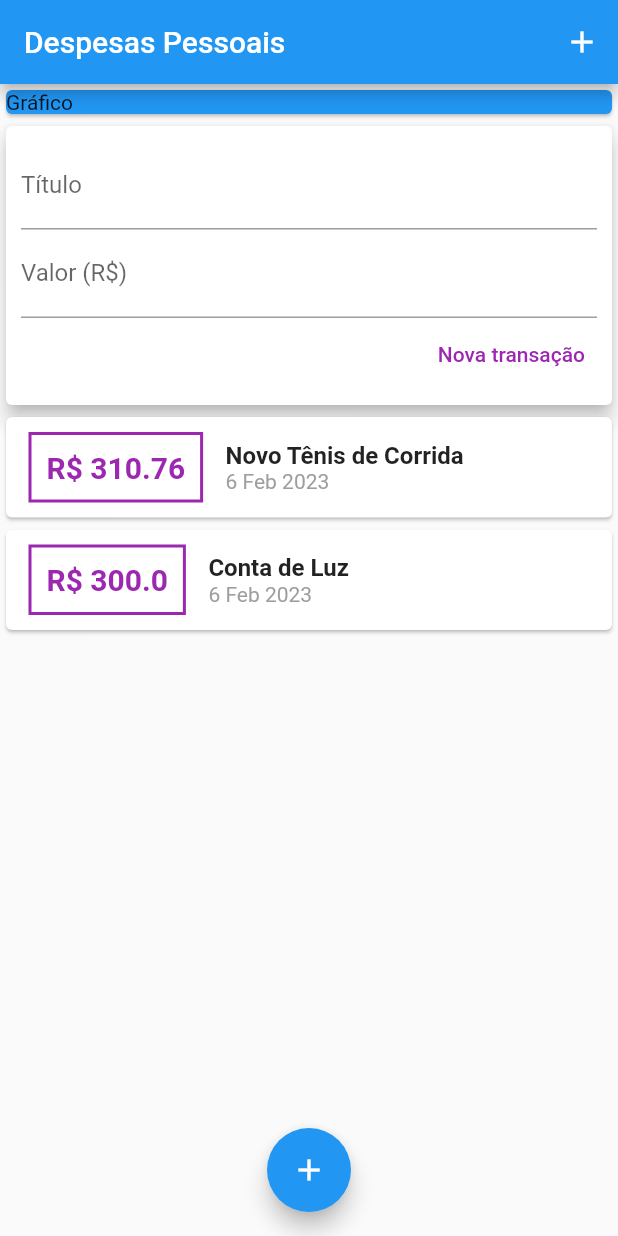
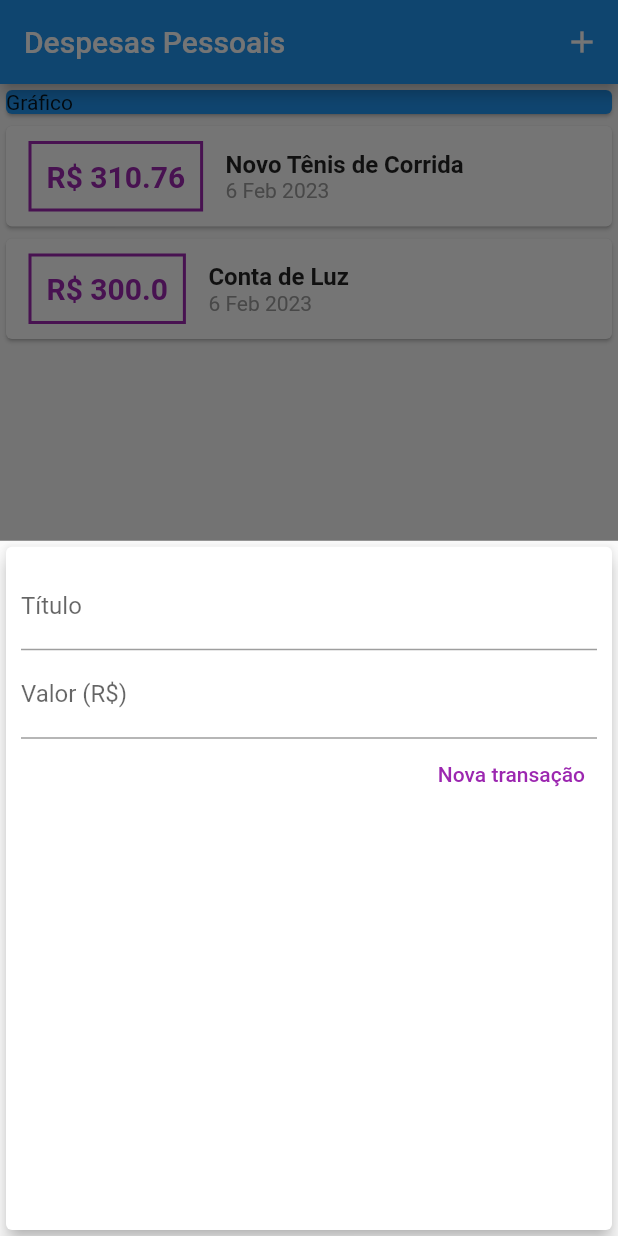
Before and after one commit to alex-custodio/DespesasPessoais, a Flutter app: the screen it shows after launch, after a tap on the "add" icon, on a phone screen of 412 x 824 dp. Run offline on Flutter 3.47's test engine with Material 2 defaults, Android fonts, the phone set to English and light mode, and no system bars.

Commit message:
transaction form modal added

```diff
--- a/lib/components/transaction_form.dart
+++ b/lib/components/transaction_form.dart
@@ -1,8 +1,16 @@
 import 'package:flutter/material.dart';
 
-class TransactionForm extends StatelessWidget {
+class TransactionForm extends StatefulWidget {
+  void Function(String, String) onSubmit;
+  TransactionForm({required this.onSubmit});
+
+  @override
+  State<TransactionForm> createState() => _TransactionFormState();
+}
+
+class _TransactionFormState extends State<TransactionForm> {
   var titleController = TextEditingController();
-  void Function(String, String) onSubmit;
+
   var valueController = TextEditingController();
 
   onSubmitForm() {
@@ -11,10 +19,9 @@ class TransactionForm extends StatelessWidget {
     if (title.isEmpty || value <= 0) {
       return;
     }
-    onSubmit(title, value.toString());
+    widget.onSubmit(title, value.toString());
   }
 
-  TransactionForm({required this.onSubmit});
   @override
   Widget build(BuildContext context) {
     return Card(
--- a/lib/components/transaction_user.dart
+++ /dev/null
@@ -1,49 +0,0 @@
-import 'dart:math';
-
-import 'package:expenses/components/transaction_form.dart';
-import 'package:expenses/components/transaction_list.dart';
-import 'package:flutter/material.dart';
-import '../models/transaction.dart';
-
-class TransactionUser extends StatefulWidget {
-  const TransactionUser({super.key});
-
-  @override
-  State<TransactionUser> createState() => _TransactionUserState();
-}
-
-class _TransactionUserState extends State<TransactionUser> {
-  var _transactions = [
-    Transaction(
-        id: "t1",
-        title: "Novo Tênis de Corrida",
-        value: 310.76,
-        date: DateTime.now()),
-    Transaction(
-        id: "t2", title: "Conta de Luz", value: 300, date: DateTime.now())
-  ];
-
-  addTransacao(String title, String value) {
-    setState(() {
-      _transactions.add(Transaction(
-        id: Random().nextDouble().toString(),
-        title: title,
-        value: double.tryParse(value) ?? 0,
-        date: DateTime.now()
-      ));
-    });
-  }
-
-  @override
-  Widget build(BuildContext context) {
-    return Column(
-      children: [
-
-        TransactionForm(onSubmit: addTransacao),
-        TransactionList(
-          transactions: _transactions,
-        ),
-      ],
-    );
-  }
-}
--- a/lib/main.dart
+++ b/lib/main.dart
@@ -1,9 +1,9 @@
 import 'package:expenses/components/transaction_form.dart';
 import 'package:expenses/components/transaction_list.dart';
-import 'package:expenses/components/transaction_user.dart';
 import 'package:expenses/models/transaction.dart';
 import 'package:flutter/material.dart';
 import 'package:intl/intl.dart';
+import 'dart:math';
 
 main() => runApp(ExpensesApp());
 
@@ -12,17 +12,59 @@ class ExpensesApp extends StatelessWidget {
 
   @override
   Widget build(BuildContext context) {
-    return MaterialApp(home: MyHomePage(), debugShowCheckedModeBanner: false,);
+    return MaterialApp(
+      home: MyHomePage(),
+      debugShowCheckedModeBanner: false,
+    );
   }
 }
 
-class MyHomePage extends StatelessWidget {
+class MyHomePage extends StatefulWidget {
+  @override
+  State<MyHomePage> createState() => _MyHomePageState();
+}
+
+class _MyHomePageState extends State<MyHomePage> {
+  var _transactions = [
+    Transaction(
+        id: "t1",
+        title: "Novo Tênis de Corrida",
+        value: 310.76,
+        date: DateTime.now()),
+    Transaction(
+        id: "t2", title: "Conta de Luz", value: 300, date: DateTime.now())
+  ];
+
+  void addTransacao(String title, String value) {
+    setState(() {
+      _transactions.add(Transaction(
+          id: Random().nextDouble().toString(),
+          title: title,
+          value: double.tryParse(value) ?? 0,
+          date: DateTime.now()));
+    });
+    Navigator.of(context).pop();
+  }
+
+  onTransactionFormCalled(BuildContext context) {
+    showModalBottomSheet(
+      context: context,
+      builder: (_) {
+        return TransactionForm(onSubmit: addTransacao);
+      },
+    );
+  }
+
   @override
   Widget build(BuildContext context) {
     return Scaffold(
       appBar: AppBar(
         title: Text("Despesas Pessoais"),
-        actions: [IconButton(onPressed: () {}, icon: Icon(Icons.add))],
+        actions: [
+          IconButton(
+              onPressed: () => onTransactionFormCalled(context),
+              icon: Icon(Icons.add))
+        ],
       ),
       body: SingleChildScrollView(
         child: Column(
@@ -35,13 +77,21 @@ class MyHomePage extends StatelessWidget {
                 child: Text("Gráfico"),
               ),
             ),
-            TransactionUser(),
+            Column(
+              children: [
+                TransactionList(
+                  transactions: _transactions,
+                ),
+              ],
+            ),
           ],
         ),
       ),
-      floatingActionButton: FloatingActionButton(onPressed: () {}, child: Icon(Icons.add),),
+      floatingActionButton: FloatingActionButton(
+        onPressed: () => onTransactionFormCalled(context),
+        child: Icon(Icons.add),
+      ),
       floatingActionButtonLocation: FloatingActionButtonLocation.centerFloat,
-
     );
   }
 }
```
